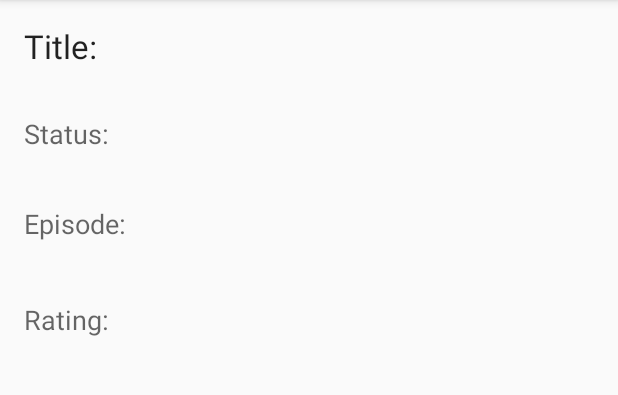
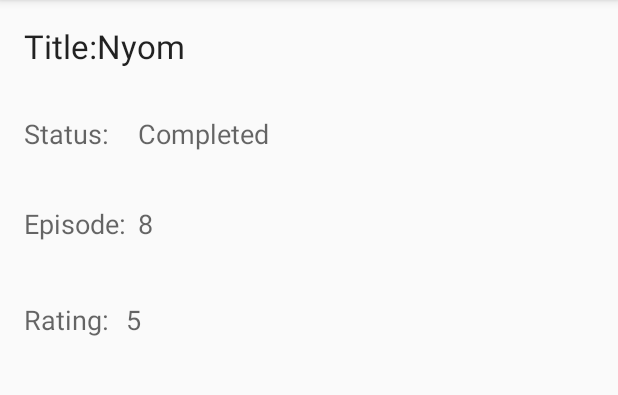
Before and after one commit to lisathe/MAD, an Android app: the SerieDetailsActivity screen opened directly, with no data from a screen before it, on a phone screen of 412 x 824 dp, the part 84-479 px from its top. Run offline under Robolectric (Android 15) with nearby library versions, the phone set to English and light mode, and no system bars; 4 statements that could not run were skipped.

Commit message:
Add serie detail screen

```diff
--- a/SerieTracker/SerieTracker/app/src/main/java/com/example/lisa/serietracker/SerieDetailsActivity.java
+++ b/SerieTracker/SerieTracker/app/src/main/java/com/example/lisa/serietracker/SerieDetailsActivity.java
@@ -7,27 +7,31 @@ import android.widget.TextView;
 public class SerieDetailsActivity extends AppCompatActivity {
 
     private TextView title, status, episode, rating;
+    private DataSource datasource;
+    private Serie serie;
+
     @Override
     protected void onCreate(Bundle savedInstanceState) {
         super.onCreate(savedInstanceState);
         setContentView(R.layout.activity_serie_details);
 
+        datasource = new DataSource(this);
+        long serieId = getIntent().getLongExtra(MainActivity.EXTRA_SERIE_ID, -1);
+        serie = datasource.getSerie(serieId);
+
         title = (TextView) findViewById(R.id.activity_details_title);
+        title.setText(serie.getTitle().toString());
+
         status = (TextView) findViewById(R.id.activity_details_status);
+        status.setText(serie.getStatus().toString());
+
         episode = (TextView) findViewById(R.id.activity_details_ep);
+        episode.setText(serie.getEp().toString());
+
         rating = (TextView) findViewById(R.id.activity_details_rating);
+        rating.setText(serie.getRating().toString());
 
-        //get values from intent
-        String titleString = getIntent().getStringExtra("title");
-        String statusString = getIntent().getStringExtra("status");
-        String epString = getIntent().getStringExtra("ep");
-        String ratingString = getIntent().getStringExtra("rating");
 
-        //set values
-        title.setText(titleString);
-        status.setText(statusString);
-        episode.setText(epString);
-        rating.setText(ratingString);
 
     }
 }
```
